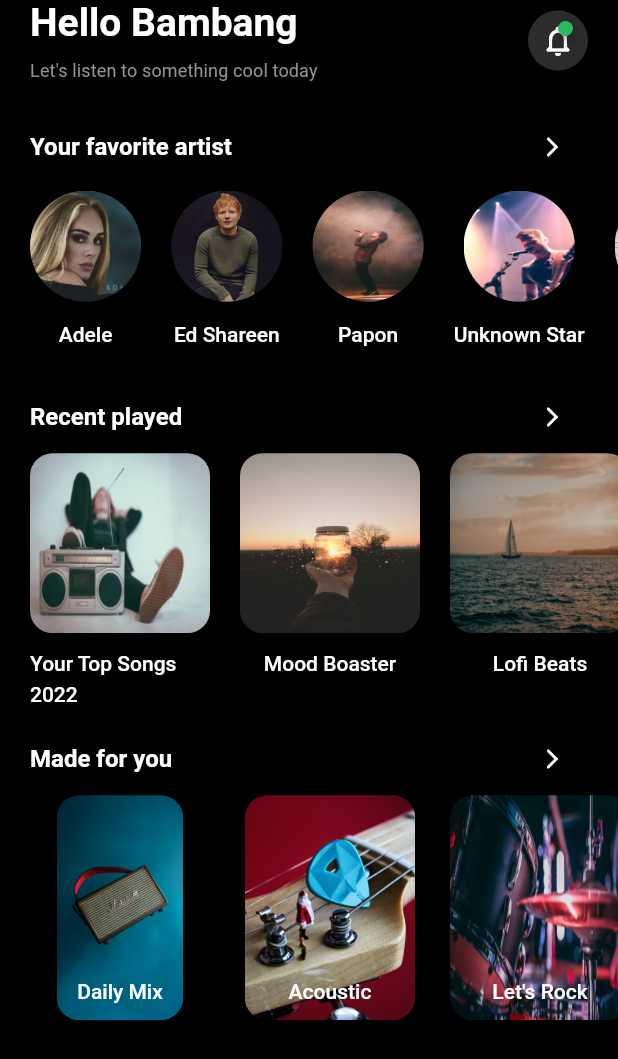
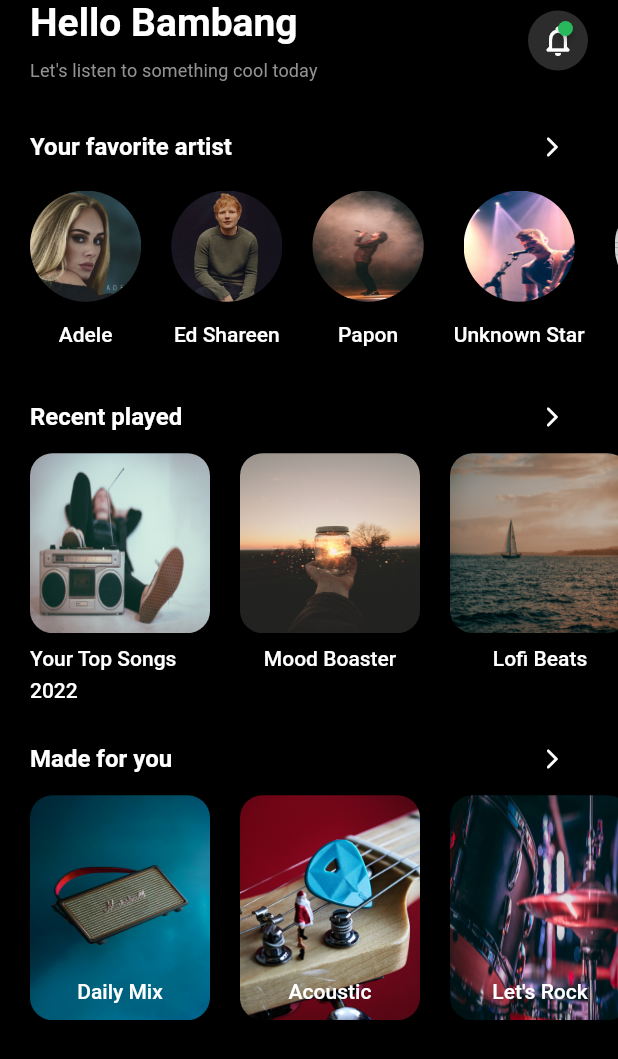
Before and after one commit to touhid1333/flutter_ui_part_02, a Flutter app: the screen it shows after launch, on a phone screen of 412 x 824 dp. Shown: the top 1059 px of the screen. Run offline on Flutter 3.47's test engine with Material 2 defaults, Android fonts, the phone set to English and light mode, and no system bars; drawn by our look-alikes of badges.

Commit message:
## Home Screen Design complete...

```diff
--- a/lib/custom/border_box.dart
+++ b/lib/custom/border_box.dart
@@ -47,7 +47,7 @@ class BorderBox extends StatelessWidget {
                     ),
                     if (type == 1)
                       Padding(
-                        padding: const EdgeInsets.only(top: 8.0),
+                        padding: const EdgeInsets.only(top: 5.0),
                         child: Text(
                           title!,
                           style: themeData.textTheme.bodyText1,
@@ -63,6 +63,7 @@ class BorderBox extends StatelessWidget {
                         image,
                         fit: BoxFit.fill,
                         height: height,
+                        width: width,
                       ),
                       borderRadius: BorderRadius.circular(15),
                     ),
```
Also changed, not shown: 1 other file.
